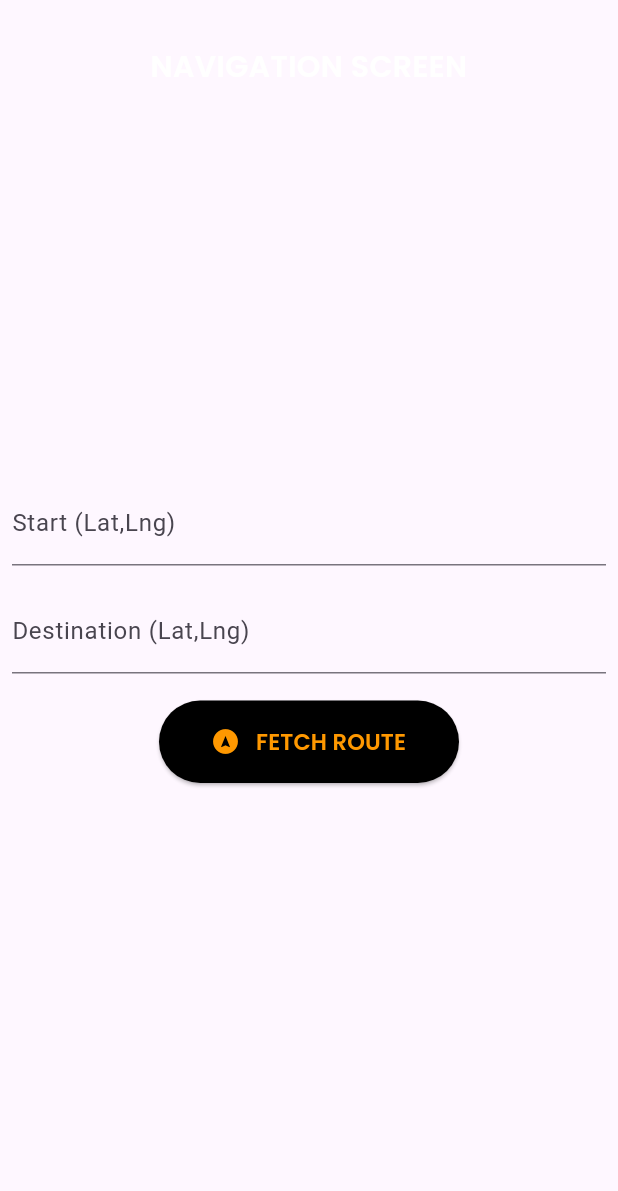
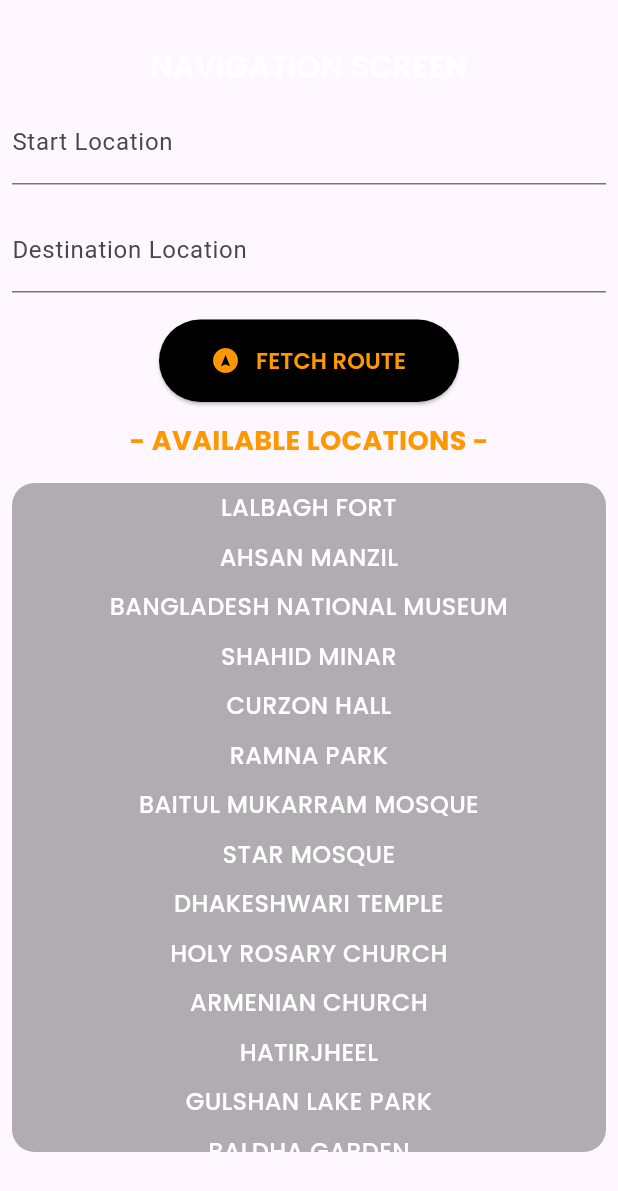
Before and after one commit to rajin-khan/TapSense, a Flutter app: the NavigationScreen widget shown alone on an empty page, opened directly with empty values, on a phone screen of 412 x 824 dp. Shown: the top 1191 px of the screen. Run offline on Flutter 3.47's test engine with Material 3 defaults, Android fonts, the phone set to English and light mode, and no system bars; our stand-ins replace dio, flutter_tts, google_fonts, image_picker, speech_to_text; missing offline and left inert: google_mlkit_object_detection, google_mlkit_text_recognition.

Commit message:
Show available locations in scrollable section

```diff
--- a/tap_sense/lib/models/location_coordinates.dart
+++ b/tap_sense/lib/models/location_coordinates.dart
@@ -1,79 +1,80 @@
 class LocationCoordinates {
-
   final Map<String, String> _locations = {
-
     // Historical and Cultural Places
-    'Lalbagh Fort': '23.7196, 90.3881',
-    'Ahsan Manzil': '23.7086, 90.4060',
-    'Bangladesh National Museum': '23.7385, 90.3946',
-    'Shaheed Minar': '23.7278, 90.4007',
-    'Curzon Hall': '23.7296, 90.3960',
-    'Ramna Park': '23.7371, 90.4016',
+    'LALBAGH FORT': '23.7196, 90.3881',
+    'AHSAN MANZIL': '23.7086, 90.4060',
+    'BANGLADESH NATIONAL MUSEUM': '23.7385, 90.3946',
+    'SHAHID MINAR': '23.7278, 90.4007',
+    'CURZON HALL': '23.7296, 90.3960',
+    'RAMNA PARK': '23.7371, 90.4016',
 
     // Religious Sites
-    'Baitul Mukarram Mosque': '23.7274, 90.4126',
-    'Star Mosque': '23.7105, 90.4018',
-    'Dhakeshwari Temple': '23.7212, 90.3924',
-    'Holy Rosary Church': '23.7368, 90.4040',
-    'Armenian Church': '23.7086, 90.4063',
+    'BAITUL MUKARRAM MOSQUE': '23.7274, 90.4126',
+    'STAR MOSQUE': '23.7105, 90.4018',
+    'DHAKESHWARI TEMPLE': '23.7212, 90.3924',
+    'HOLY ROSARY CHURCH': '23.7368, 90.4040',
+    'ARMENIAN CHURCH': '23.7086, 90.4063',
 
     // Parks and Recreational Spots
-    'Hatirjheel': '23.7514, 90.4034',
-    'Gulshan Lake Park': '23.7910, 90.4192',
-    'Baldha Garden': '23.7104, 90.4238',
-    'Botanical Garden and Zoo': '23.8151, 90.3563',
-    'Shyamoli Children’s Park': '23.7760, 90.3692',
+    'HATIRJHEEL': '23.7514, 90.4034',
+    'GULSHAN LAKE PARK': '23.7910, 90.4192',
+    'BALDHA GARDEN': '23.7104, 90.4238',
+    'BOTANICAL GARDEN AND ZOO': '23.8151, 90.3563',
+    'SHYAMOLI CHILDREN’S PARK': '23.7760, 90.3692',
 
     // Shopping and Commercial Areas
-    'Bashundhara City Shopping Mall': '23.7504, 90.3907',
-    'Jamuna Future Park': '23.8145, 90.4252',
-    'New Market': '23.7339, 90.3854',
-    'Police Plaza Concord': '23.7916, 90.4184',
-    'Pink City Shopping Mall': '23.7958, 90.4147',
+    'BASHUNDHARA CITY SHOPPING MALL': '23.7504, 90.3907',
+    'JAMUNA FUTURE PARK': '23.8145, 90.4252',
+    'NEW MARKET': '23.7339, 90.3854',
+    'POLICE PLAZA CONCORD': '23.7916, 90.4184',
+    'PINK CITY SHOPPING MALL': '23.7958, 90.4147',
 
     // Popular Restaurants and Cafes
-    'Star Kabab & Restaurant': '23.7435, 90.3732',
-    'Galito\'s': '23.7971, 90.4193',
-    'Sultan\'s Dine': '23.7382, 90.3769',
+    'STAR KABAB & RESTAURANT': '23.7435, 90.3732',
+    'GALITO\'S': '23.7971, 90.4193',
+    'SULTAN\'S DINE': '23.7382, 90.3769',
     'BFC': '23.7490, 90.3860',
-    'Purnima Restaurant': '23.7075, 90.4087',
-    'Izumi': '23.7980, 90.4168',
-    'Holey Artisan Bakery': '23.7948, 90.4182',
-    'Aristocrat Coffee': '23.7912, 90.4119',
+    'PURNIMA RESTAURANT': '23.7075, 90.4087',
+    'IZUMI': '23.7980, 90.4168',
+    'HOLEY ARTISAN BAKERY': '23.7948, 90.4182',
+    'ARISTOCRAT COFFEE': '23.7912, 90.4119',
 
     // Universities and Institutions
-    'Dhaka University': '23.7337, 90.3928',
+    'DHAKA UNIVERSITY': '23.7337, 90.3928',
     'BUET': '23.7271, 90.3927',
-    'North South University': '23.8156, 90.4274',
-    'BRAC University': '23.7802, 90.4077',
+    'NORTH SOUTH UNIVERSITY': '23.8156, 90.4274',
+    'BRAC UNIVERSITY': '23.7802, 90.4077',
     'IBA': '23.7396, 90.3887',
 
     // Other Popular Locations
-    'National Parliament House': '23.7629, 90.3783',
-    'Suhrawardy Udyan': '23.7323, 90.4002',
+    'NATIONAL PARLIAMENT HOUSE': '23.7629, 90.3783',
+    'SUHRAWARDY UDYAN': '23.7323, 90.4002',
     'TSC': '23.7333, 90.3920',
-    'Hatirpool': '23.7418, 90.3850',
-    'Shyamoli Square Market': '23.7683, 90.3752',
+    'HATIRPOOL': '23.7418, 90.3850',
+    'SHYAMOLI SQUARE MARKET': '23.7683, 90.3752',
 
     // Cinema Halls
-    'Star Cineplex': '23.7504, 90.3907',
-    'Blockbuster Cinemas': '23.8145, 90.4252',
-    'Balaka Cinema Hall': '23.7281, 90.4102',
+    'STAR CINEPLEX': '23.7504, 90.3907',
+    'BLOCKBUSTER CINEMAS': '23.8145, 90.4252',
+    'BALAKA CINEMA HALL': '23.7281, 90.4102',
 
     // Hotels and Resorts
-    'Pan Pacific Sonargaon Dhaka': '23.7525, 90.3940',
-    'The Westin Dhaka': '23.7946, 90.4174',
-    'Radisson Blu Dhaka Water Garden': '23.8193, 90.4116',
-    'Le Méridien Dhaka': '23.8311, 90.4107',
+    'PAN PACIFIC SONARGAON DHAKA': '23.7525, 90.3940',
+    'THE WESTIN DHAKA': '23.7946, 90.4174',
+    'RADISSON BLU DHAKA WATER GARDEN': '23.8193, 90.4116',
+    'LE MÉRIDIEN DHAKA': '23.8311, 90.4107',
 
     // Recreational Clubs
-    'Gulshan Club': '23.7954, 90.4186',
-    'Dhaka Club': '23.7359, 90.4014',
-    'Uttara Club': '23.8687, 90.3981'
+    'GULSHAN CLUB': '23.7954, 90.4186',
+    'DHAKA CLUB': '23.7359, 90.4014',
+    'UTTARA CLUB': '23.8687, 90.3981'
   };
 
   String getCoordinates(String location) {
-
     return _locations[location] ?? 'Coordinates not found';
   }
+
+  List<String> getLocationNames() {
+    return _locations.keys.toList();
+  }
 }
--- a/tap_sense/lib/sections/navigation/navigation_screen.dart
+++ b/tap_sense/lib/sections/navigation/navigation_screen.dart
@@ -17,6 +17,7 @@ class NavigationScreen extends StatefulWidget {
 class _NavigationScreenState extends State<NavigationScreen> {
   final TextEditingController _startController = TextEditingController();
   final TextEditingController _destinationController = TextEditingController();
+  final FlutterTts flutterTts = FlutterTts();
 
   String extractInstructions(String input) {
     String result = '';
@@ -64,7 +65,7 @@ class _NavigationScreenState extends State<NavigationScreen> {
       );
 
       // Log the full API response
-      print('API Response: ${response.data}');
+      //print('API Response: ${response.data}');
       flutterTts.speak(extractInstructions(response.data.toString()));
     } catch (e) {
       print('Error fetching route: $e');
@@ -77,8 +78,11 @@ class _NavigationScreenState extends State<NavigationScreen> {
 
   @override
   Widget build(BuildContext context) {
+    var locationFinder = LocationCoordinates();
 
-    var locationFinder = LocationCoordinates();
+    // Extract location names
+    List<String> locationNames = locationFinder.getLocationNames();
+
     return Column(
       mainAxisAlignment: MainAxisAlignment.center,
       crossAxisAlignment: CrossAxisAlignment.stretch,
@@ -103,7 +107,7 @@ class _NavigationScreenState extends State<NavigationScreen> {
                   style: const TextStyle(color: Colors.white),
                   controller: _startController,
                   decoration: const InputDecoration(
-                    labelText: 'Start (Lat,Lng)',
+                    labelText: 'Start Location',
                   ),
                   keyboardType: TextInputType.text,
                 ),
@@ -114,7 +118,7 @@ class _NavigationScreenState extends State<NavigationScreen> {
                   style: const TextStyle(color: Colors.white),
                   controller: _destinationController,
                   decoration: const InputDecoration(
-                    labelText: 'Destination (Lat,Lng)',
+                    labelText: 'Destination Location',
                   ),
                   keyboardType: TextInputType.text,
                 ),
@@ -125,8 +129,13 @@ class _NavigationScreenState extends State<NavigationScreen> {
                 height: 55,
                 child: ElevatedButton(
                   onPressed: () {
-                    final startCoords = locationFinder.getCoordinates(_startController.text).split(',');
-                    final destCoords = locationFinder.getCoordinates(_destinationController.text).split(',');
+                    final startCoords = locationFinder
+                        .getCoordinates(_startController.text.toUpperCase())
+                        .split(',');
+                    final destCoords = locationFinder
+                        .getCoordinates(
+                            _destinationController.text.toUpperCase())
+                        .split(',');
 
                     if (startCoords.length == 2 && destCoords.length == 2) {
                       try {
@@ -141,7 +150,7 @@ class _NavigationScreenState extends State<NavigationScreen> {
 
                         fetchRoute(start, destination);
                       } catch (e) {
-                        print('Invalid coordinate format: $e');
+                        //print('Invalid coordinate format: $e');
                         ScaffoldMessenger.of(context).showSnackBar(
                           const SnackBar(
                               content: Text(
@@ -149,11 +158,11 @@ class _NavigationScreenState extends State<NavigationScreen> {
                         );
                       }
                     } else {
-                      print('Invalid input format.');
+                      //print('Invalid input format.');
                       ScaffoldMessenger.of(context).showSnackBar(
                         const SnackBar(
                             content: Text(
-                                'Please enter valid coordinates in Lat,Lng format.')),
+                                'Please make sure the spelling of the name of the location is correct.')),
                       );
                     }
                   },
@@ -174,9 +183,57 @@ class _NavigationScreenState extends State<NavigationScreen> {
                   ),
                 ),
               ),
+              const SizedBox(height: 5),
+              // Scrollable Section for Available Locations
+              Expanded(
+                child: Padding(
+                  padding: const EdgeInsets.all(8.0),
+                  child: Column(
+                    crossAxisAlignment: CrossAxisAlignment.center,
+                    children: [
+                      Text(
+                        '- AVAILABLE LOCATIONS -',
+                        style: GoogleFonts.poppins(
+                          color: Colors.orange,
+                          fontSize: 18,
+                          fontWeight: FontWeight.w700,
+                        ),
+                      ),
+                      const SizedBox(height: 15),
+                      Expanded(
+                        child: Container(
+                          decoration: BoxDecoration(
+                            color: Colors.black.withOpacity(0.3),
+                            borderRadius: BorderRadius.circular(15),
+                          ),
+                          child: ListView.builder(
+                            itemCount: locationNames.length,
+                            itemBuilder: (context, index) {
+                              return Padding(
+                                padding: const EdgeInsets.symmetric(
+                                    vertical: 5.0, horizontal: 8.0),
+                                child: Text(
+                                  locationNames[index],
+                                  style: GoogleFonts.poppins(
+                                    color: Colors.white,
+                                    fontSize: 16,
+                                    fontWeight: FontWeight.w500,
+                                  ),
+                                  textAlign: TextAlign.center,
+                                ),
+                              );
+                            },
+                          ),
+                        ),
+                      ),
+                    ],
+                  ),
+                ),
+              ),
             ],
           ),
         ),
+
         TextButton(
           onPressed: widget.onRestart,
           style: TextButton.styleFrom(
```
